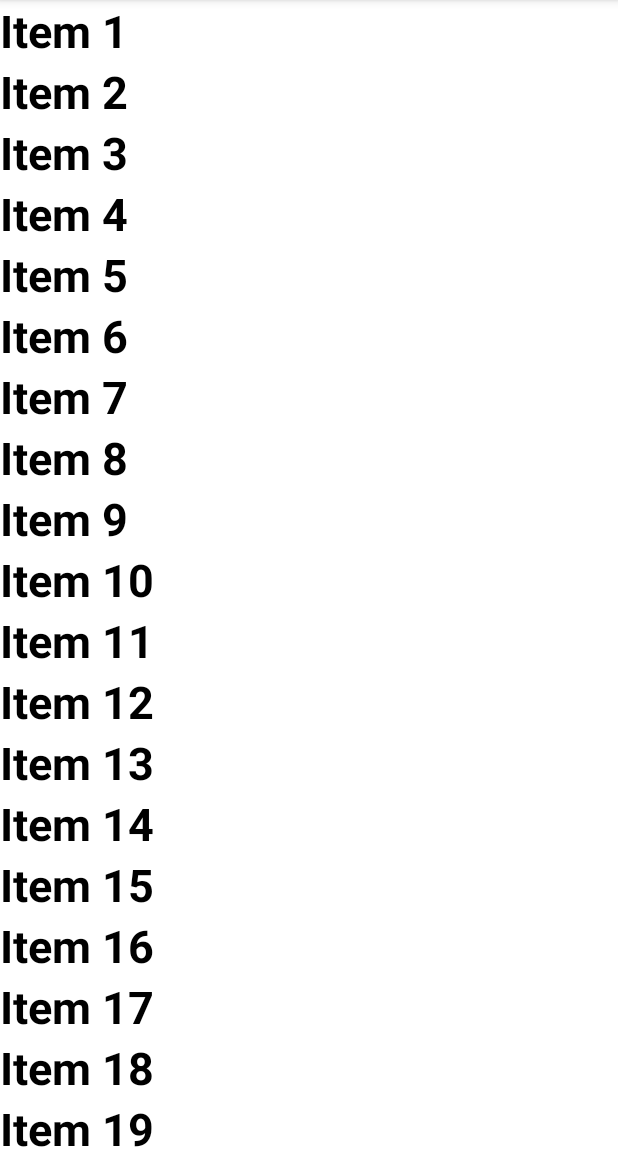
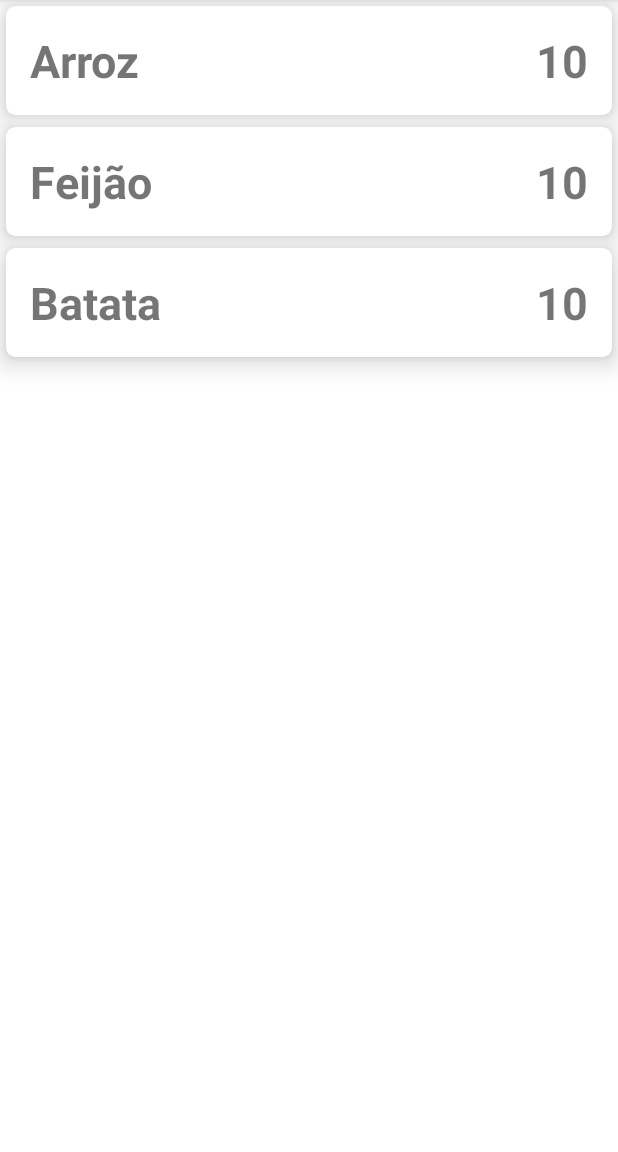
Before and after one commit to BrunoRijo/ListaDeCompras, an Android app: the screen it shows after launch (MainActivity), on a phone screen of 412 x 824 dp, the part 84-1236 px from its top. Run offline under Robolectric (Android 15) with nearby library versions, the phone set to English and light mode, and no system bars.

Commit message:
list design improvement, update method creation Aprimoramento do desgin da listadecompras e criação do método updateList()

```diff
--- a/app/src/main/java/com/example/listadecompras/ListaAdapter.kt
+++ b/app/src/main/java/com/example/listadecompras/ListaAdapter.kt
@@ -9,20 +9,11 @@ import android.view.View
 import android.view.ViewGroup
 import android.widget.TextView
 import androidx.recyclerview.widget.RecyclerView
+import com.example.listadecompras.model.ItemMercado
 
-class ListaAdapter (val listaDeCompras: Array<String>) :
-    RecyclerView.Adapter<ListaAdapter.ListaDeComprasViewHolder>()
+class ListaAdapter: RecyclerView.Adapter<ListaAdapter.ListaDeComprasViewHolder>()
 {
-    class ListaDeComprasViewHolder(itemView: View) :
-        RecyclerView.ViewHolder(itemView){
-
-        private var nomeItem: TextView = itemView.findViewById(R.id.tv_item)
-
-        fun bind(nome: String){
-            nomeItem.text = nome
-
-        }
-    }
+    private val listaDeCompras : MutableList<ItemMercado> = mutableListOf()
 
     //Retorna uma nova ViewHolder
     override fun onCreateViewHolder(parent: ViewGroup, viewType: Int): ListaDeComprasViewHolder {
@@ -31,12 +22,30 @@ class ListaAdapter (val listaDeCompras: Array<String>) :
         return ListaDeComprasViewHolder(view)
     }
 
-    //Coloca os dados na posição correta da lista.
+    //Coloca os do item da lista na itemViews
     override fun onBindViewHolder(holder: ListaDeComprasViewHolder, position: Int) {
         holder.bind(listaDeCompras[position])
     }
 
-    override fun getItemCount(): Int {
-        return listaDeCompras.size
+    override fun getItemCount() = listaDeCompras.size
+
+    //Função de passa uma lista de outra clase para dentro do adapter
+    fun updateList(new_list: List<ItemMercado>){
+        listaDeCompras.clear()
+        listaDeCompras.addAll(new_list)
+        notifyDataSetChanged()
     }
+
+    class ListaDeComprasViewHolder(itemView: View) : RecyclerView.ViewHolder(itemView){
+
+        private var nomeItem: TextView = itemView.findViewById(R.id.tv_item)
+        private var qtdItem: TextView = itemView.findViewById(R.id.tv_qtdd)
+
+        fun bind(itemMercado : ItemMercado){
+            nomeItem.text = itemMercado.name
+            qtdItem.text = itemMercado.qtd.toString()
+        }
+    }
+
+
 }
--- a/app/src/main/java/com/example/listadecompras/MainActivity.kt
+++ b/app/src/main/java/com/example/listadecompras/MainActivity.kt
@@ -2,16 +2,37 @@ package com.example.listadecompras
 
 import androidx.appcompat.app.AppCompatActivity
 import android.os.Bundle
+import androidx.recyclerview.widget.LinearLayoutManager
 import androidx.recyclerview.widget.RecyclerView
+import com.example.listadecompras.model.ItemMercado
 
 class MainActivity : AppCompatActivity() {
+
+    private var adapter = ListaAdapter()
+    private val listadeCompras : RecyclerView by lazy{
+        findViewById(R.id.rv_principal)
+    }
+
     override fun onCreate(savedInstanceState: Bundle?) {
         super.onCreate(savedInstanceState)
         setContentView(R.layout.activity_main)
 
-        val listaDeCompras = Dados_ListadeCompras(this).getListaDeCompras()
+        setBindView()
+        updateList()
+    }
 
-        val recyclerView: RecyclerView = findViewById(R.id.rv_principal)
-        recyclerView.adapter = ListaAdapter(listaDeCompras)
+    private fun setBindView() {
+        listadeCompras.adapter = adapter
+        listadeCompras.layoutManager = LinearLayoutManager(this)
+    }
+
+    private fun updateList(){
+        adapter.updateList(
+            arrayListOf(
+                ItemMercado("Arroz", 10),
+                ItemMercado("Feijão", 10),
+                ItemMercado("Batata", 10)
+            )
+        )
     }
 }
--- /dev/null
+++ b/app/src/main/java/com/example/listadecompras/model/ItemMercado.kt
@@ -0,0 +1,6 @@
+package com.example.listadecompras.model
+
+data class ItemMercado(
+    var name :String,
+    var qtd : Int
+)
--- a/app/src/main/res/layout/item_layout.xml
+++ b/app/src/main/res/layout/item_layout.xml
@@ -1,17 +1,37 @@
 <?xml version="1.0" encoding="utf-8"?>
-<LinearLayout xmlns:android="http://schemas.android.com/apk/res/android"
+<androidx.cardview.widget.CardView xmlns:android="http://schemas.android.com/apk/res/android"
     xmlns:tools="http://schemas.android.com/tools"
     android:layout_width="match_parent"
-    android:layout_height="wrap_content">
+    android:layout_height="wrap_content"
+    app:cardElevation="10dp"
+    android:layout_margin="4dp"
+    app:cardCornerRadius="6dp"
+    xmlns:app="http://schemas.android.com/apk/res-auto">
 
+    <androidx.constraintlayout.widget.ConstraintLayout
+        android:layout_width="match_parent"
+        android:layout_height="wrap_content"
+        android:layout_margin="16dp">
 
-    <TextView
-        android:id="@+id/tv_item"
-        android:layout_width="wrap_content"
-        android:layout_height="wrap_content"
-        android:text="TextView"
-        android:textSize="30dp"
-        android:textColor="@color/black"
-        android:textStyle="bold" />
+        <TextView
+            android:id="@+id/tv_item"
+            android:layout_width="wrap_content"
+            android:layout_height="wrap_content"
+            tools:text="Nome do Produto"
+            android:textSize="30dp"
+            android:textStyle="bold"
+            app:layout_constraintTop_toTopOf="parent"
+            app:layout_constraintStart_toStartOf="parent"/>
 
-</LinearLayout>
+        <TextView
+            android:id="@+id/tv_qtdd"
+            android:layout_width="wrap_content"
+            android:layout_height="wrap_content"
+            android:hint="0"
+            android:textSize="30dp"
+            android:textStyle="bold"
+            app:layout_constraintTop_toTopOf="parent"
+            app:layout_constraintEnd_toEndOf="parent"/>
+
+    </androidx.constraintlayout.widget.ConstraintLayout>
+</androidx.cardview.widget.CardView>
```
